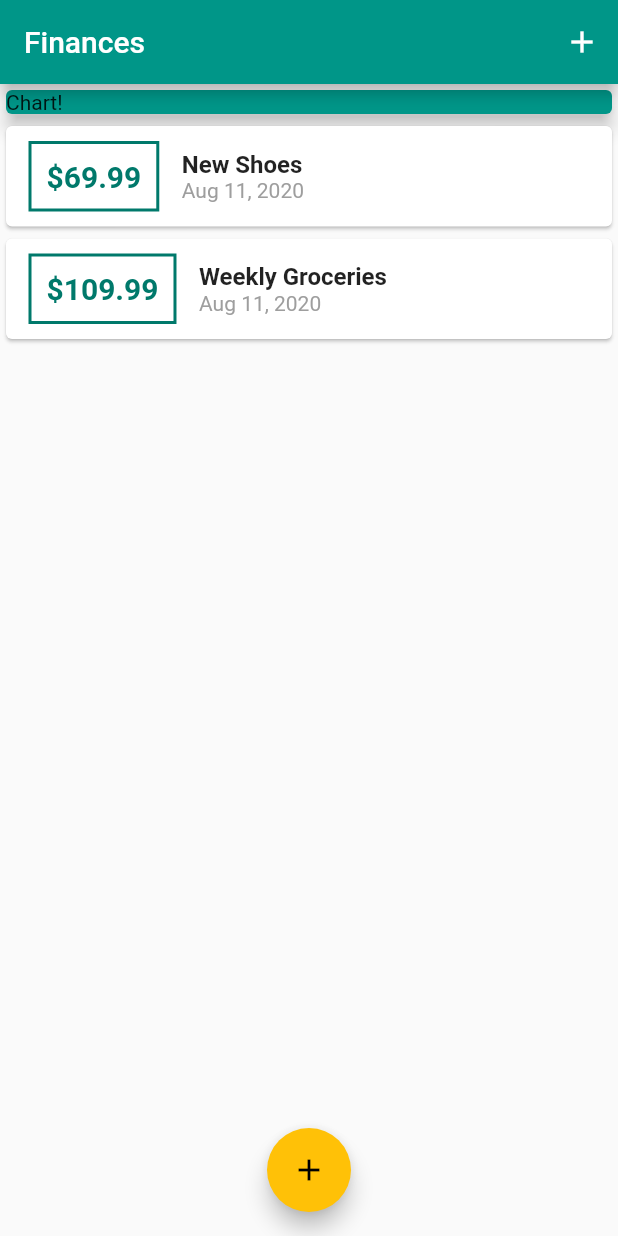
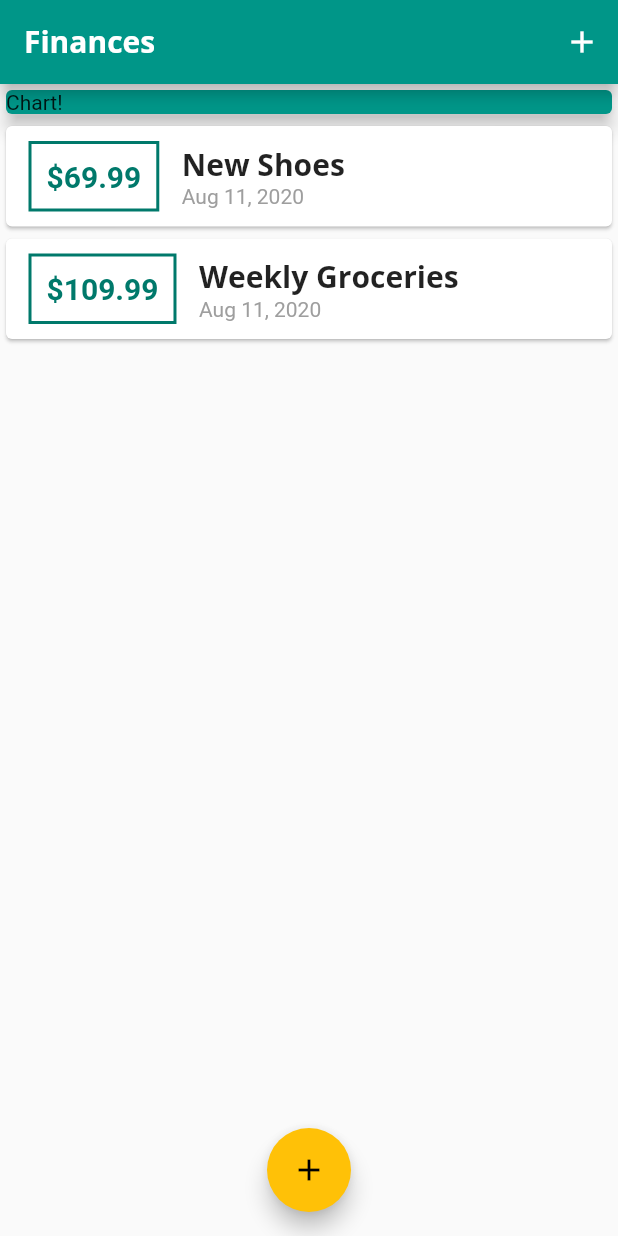
Before and after one commit to Codehoff/flutter-finances, a Flutter app: the screen it shows after launch, on a phone screen of 412 x 824 dp. Run offline on Flutter 3.47's test engine with Material 2 defaults, Android fonts, the phone set to English and light mode, and no system bars.

Commit message:
Lecture 96

```diff
--- a/lib/main.dart
+++ b/lib/main.dart
@@ -15,6 +15,20 @@ class MyApp extends StatelessWidget {
       theme: ThemeData(
         primarySwatch: Colors.teal,
         accentColor: Colors.amber,
+        fontFamily: "Quicksand",
+        textTheme: ThemeData.light().textTheme.copyWith(
+                title: TextStyle(
+              fontFamily: "OpenSans",
+              fontWeight: FontWeight.bold,
+              fontSize: 20,
+            )),
+        appBarTheme: AppBarTheme(
+          textTheme: ThemeData.light().textTheme.copyWith(
+              title: TextStyle(
+                  fontFamily: "OpenSans",
+                  fontSize: 20,
+                  fontWeight: FontWeight.bold)),
+        ),
       ),
       home: MyHomePage(),
     );
--- a/lib/widgets/transaction_list.dart
+++ b/lib/widgets/transaction_list.dart
@@ -43,10 +43,7 @@ class TransactionList extends StatelessWidget {
                   children: <Widget>[
                     Text(
                       transactions[index].title,
-                      style: TextStyle(
-                        fontSize: 16,
-                        fontWeight: FontWeight.bold,
-                      ),
+                      style: Theme.of(context).textTheme.title,
                     ),
                     Text(
                       DateFormat.yMMMd().format(transactions[index].date),
```
Also changed, not shown: pubspec.yaml (+11 -6 lines), assets/fonts/OpenSans-Bold.ttf (added), assets/fonts/OpenSans-Regular.ttf (added), assets/fonts/Quicksand-Bold.ttf (added), assets/fonts/Quicksand-Light.ttf (added), assets/fonts/Quicksand-Medium.ttf (added), assets/fonts/Quicksand-Regular.ttf (added).
